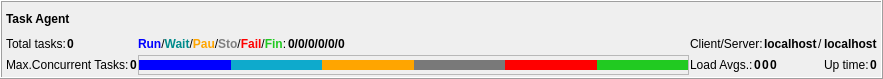
The window that qpfhmi/frmagentstatus.ui (aardalath/qpf) describes before a commit, drawn with Qt 5.
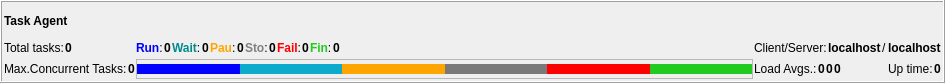
The same window after the commit.

Commit message: Change to show separatedly the number of taks per status

```diff
--- a/qpfhmi/frmagentstatus.ui
+++ b/qpfhmi/frmagentstatus.ui
@@ -6,8 +6,8 @@
    <rect>
     <x>0</x>
     <y>0</y>
-    <width>883</width>
-    <height>79</height>
+    <width>945</width>
+    <height>83</height>
    </rect>
   </property>
   <property name="windowTitle">
@@ -24,13 +24,13 @@
     <number>1</number>
    </property>
    <property name="leftMargin">
-    <number>4</number>
+    <number>2</number>
    </property>
    <property name="topMargin">
     <number>2</number>
    </property>
    <property name="rightMargin">
-    <number>4</number>
+    <number>2</number>
    </property>
    <property name="bottomMargin">
     <number>2</number>
@@ -96,27 +96,170 @@
      <item row="0" column="1">
       <layout class="QHBoxLayout" name="horizontalLayout_3">
        <item>
-        <widget class="QLabel" name="label_2">
-         <property name="text">
-          <string>&lt;html&gt;&lt;head/&gt;&lt;body&gt;&lt;p&gt;&lt;span style=&quot; font-weight:600; color:#0000ff;&quot;&gt;Run&lt;/span&gt;/&lt;span style=&quot; font-weight:600; color:#008b8b;&quot;&gt;Wait&lt;/span&gt;/&lt;span style=&quot; font-weight:600; color:#ffa500;&quot;&gt;Pau&lt;/span&gt;/&lt;span style=&quot; font-weight:600; color:#808080;&quot;&gt;Sto&lt;/span&gt;/&lt;span style=&quot; font-weight:600; color:#ff0000;&quot;&gt;Fail&lt;/span&gt;/&lt;span style=&quot; font-weight:600; color:#21ca21;&quot;&gt;Fin&lt;/span&gt;:&lt;/p&gt;&lt;/body&gt;&lt;/html&gt;</string>
-         </property>
-        </widget>
-       </item>
-       <item>
-        <widget class="QLabel" name="lblRuningTasks">
-         <property name="font">
-          <font>
-           <weight>75</weight>
-           <bold>true</bold>
-          </font>
-         </property>
-         <property name="text">
-          <string>0/0/0/0/0/0</string>
-         </property>
-         <property name="margin">
-          <number>3</number>
-         </property>
-        </widget>
+        <layout class="QHBoxLayout" name="horizontalLayout_18">
+         <item>
+          <layout class="QHBoxLayout" name="horizontalLayout_12">
+           <item>
+            <widget class="QLabel" name="label_5">
+             <property name="text">
+              <string>&lt;html&gt;&lt;head/&gt;&lt;body&gt;&lt;p&gt;&lt;span style=&quot; font-weight:600; color:#0000ff;&quot;&gt;Run&lt;/span&gt;:&lt;/p&gt;&lt;/body&gt;&lt;/html&gt;</string>
+             </property>
+            </widget>
+           </item>
+           <item>
+            <widget class="QLabel" name="lblRun">
+             <property name="font">
+              <font>
+               <weight>75</weight>
+               <bold>true</bold>
+              </font>
+             </property>
+             <property name="text">
+              <string>0</string>
+             </property>
+             <property name="margin">
+              <number>3</number>
+             </property>
+            </widget>
+           </item>
+          </layout>
+         </item>
+         <item>
+          <layout class="QHBoxLayout" name="horizontalLayout_13">
+           <item>
+            <widget class="QLabel" name="label_11">
+             <property name="text">
+              <string>&lt;html&gt;&lt;head/&gt;&lt;body&gt;&lt;p&gt;&lt;span style=&quot; font-weight:600; color:#008b8b;&quot;&gt;Wait&lt;/span&gt;:&lt;/p&gt;&lt;/body&gt;&lt;/html&gt;</string>
+             </property>
+            </widget>
+           </item>
+           <item>
+            <widget class="QLabel" name="lblWait">
+             <property name="font">
+              <font>
+               <weight>75</weight>
+               <bold>true</bold>
+              </font>
+             </property>
+             <property name="text">
+              <string>0</string>
+             </property>
+             <property name="margin">
+              <number>3</number>
+             </property>
+            </widget>
+           </item>
+          </layout>
+         </item>
+         <item>
+          <layout class="QHBoxLayout" name="horizontalLayout_14">
+           <item>
+            <widget class="QLabel" name="label_12">
+             <property name="text">
+              <string>&lt;html&gt;&lt;head/&gt;&lt;body&gt;&lt;p&gt;&lt;span style=&quot; font-weight:600; color:#ffa500;&quot;&gt;Pau&lt;/span&gt;:&lt;/p&gt;&lt;/body&gt;&lt;/html&gt;</string>
+             </property>
+            </widget>
+           </item>
+           <item>
+            <widget class="QLabel" name="lblPau">
+             <property name="font">
+              <font>
+               <weight>75</weight>
+               <bold>true</bold>
+              </font>
+             </property>
+             <property name="text">
+              <string>0</string>
+             </property>
+             <property name="margin">
+              <number>3</number>
+             </property>
+            </widget>
+           </item>
+          </layout>
+         </item>
+         <item>
+          <layout class="QHBoxLayout" name="horizontalLayout_15">
+           <item>
+            <widget class="QLabel" name="label_13">
+             <property name="text">
+              <string>&lt;html&gt;&lt;head/&gt;&lt;body&gt;&lt;p&gt;&lt;span style=&quot; font-weight:600; color:#808080;&quot;&gt;Sto&lt;/span&gt;:&lt;/p&gt;&lt;/body&gt;&lt;/html&gt;</string>
+             </property>
+            </widget>
+           </item>
+           <item>
+            <widget class="QLabel" name="lblSto">
+             <property name="font">
+              <font>
+               <weight>75</weight>
+               <bold>true</bold>
+              </font>
+             </property>
+             <property name="text">
+              <string>0</string>
+             </property>
+             <property name="margin">
+              <number>3</number>
+             </property>
+            </widget>
+           </item>
+          </layout>
+         </item>
+         <item>
+          <layout class="QHBoxLayout" name="horizontalLayout_16">
+           <item>
+            <widget class="QLabel" name="label_14">
+             <property name="text">
+              <string>&lt;html&gt;&lt;head/&gt;&lt;body&gt;&lt;p&gt;&lt;span style=&quot; font-weight:600; color:#ff0000;&quot;&gt;Fail&lt;/span&gt;:&lt;/p&gt;&lt;/body&gt;&lt;/html&gt;</string>
+             </property>
+            </widget>
+           </item>
+           <item>
+            <widget class="QLabel" name="lblFail">
+             <property name="font">
+              <font>
+               <weight>75</weight>
+               <bold>true</bold>
+              </font>
+             </property>
+             <property name="text">
+              <string>0</string>
+             </property>
+             <property name="margin">
+              <number>3</number>
+             </property>
+            </widget>
+           </item>
+          </layout>
+         </item>
+         <item>
+          <layout class="QHBoxLayout" name="horizontalLayout_17">
+           <item>
+            <widget class="QLabel" name="label_15">
+             <property name="text">
+              <string>&lt;html&gt;&lt;head/&gt;&lt;body&gt;&lt;p&gt;&lt;span style=&quot; font-weight:600; color:#21ca21;&quot;&gt;Fin&lt;/span&gt;:&lt;/p&gt;&lt;/body&gt;&lt;/html&gt;</string>
+             </property>
+            </widget>
+           </item>
+           <item>
+            <widget class="QLabel" name="lblFin">
+             <property name="font">
+              <font>
+               <weight>75</weight>
+               <bold>true</bold>
+              </font>
+             </property>
+             <property name="text">
+              <string>0</string>
+             </property>
+             <property name="margin">
+              <number>3</number>
+             </property>
+            </widget>
+           </item>
+          </layout>
+         </item>
+        </layout>
        </item>
        <item>
         <spacer name="horizontalSpacer_5">
```
Left out of the diff: 7 changed lines with no effect on the pictures. The commit also changes 1 other file.
